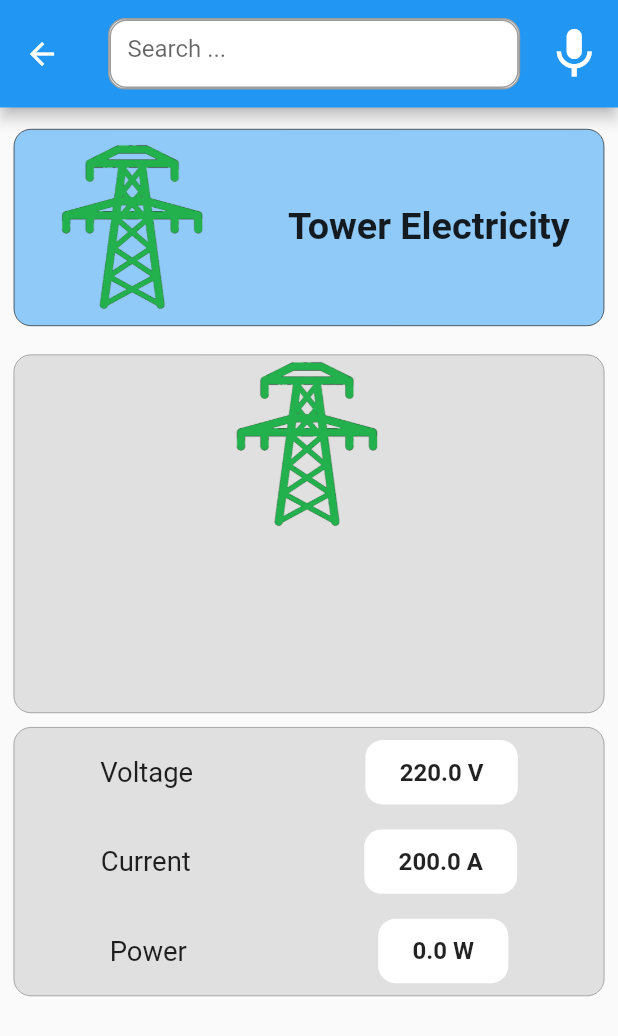
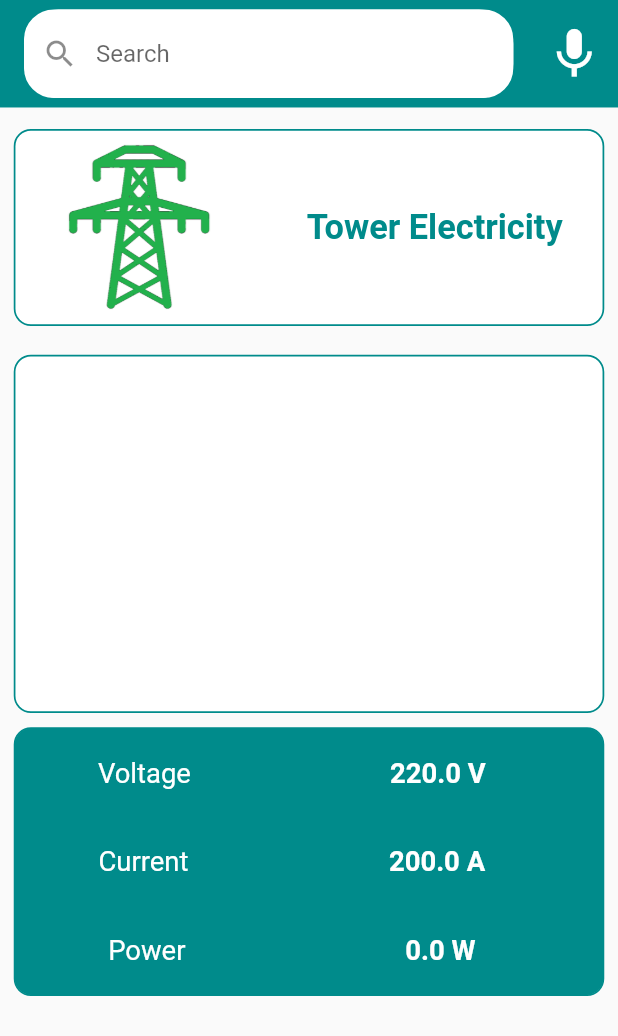
Before and after one commit to Ahmedkhalil98/home_service, a Flutter app: the TowerElectricityPage screen opened directly, on a phone screen of 412 x 824 dp. Shown: the top 1036 px of the screen. Run offline on Flutter 3.47's test engine with Material 2 defaults, Android fonts, the phone set to English and light mode, and no system bars; our stand-ins replace flutter_screenutil, flutter_switch, get, google_fonts, shared_preferences; accounts and stored records are empty.

Commit message:
by Ahmed

```diff
--- a/lib/General_Widgets/App_Bar_widget.dart
+++ b/lib/General_Widgets/App_Bar_widget.dart
@@ -1,5 +1,6 @@
 import 'package:flutter/material.dart';
 import 'package:flutter_screenutil/flutter_screenutil.dart';
+import 'package:home_service/Core/Constants/app_themes.dart';
 
 class AppBarWidget extends StatelessWidget implements PreferredSizeWidget {
   @override
@@ -10,32 +11,33 @@ class AppBarWidget extends StatelessWidget implements PreferredSizeWidget {
   Widget build(BuildContext context) {
     return AppBar(
       centerTitle: true,
+      backgroundColor: primaryColor,
       toolbarHeight: 60.h,
+      elevation: 0,
       title: Container(
-        height: 40.h,
-        width: 260.w,
+        margin: EdgeInsets.symmetric(vertical: 50.h),
         decoration: BoxDecoration(
-          color: Colors.white,
-          border: Border.all(
-            color: Colors.grey,
-          ),
-          borderRadius: BorderRadius.circular(10.r),
+          color: white,
+          borderRadius: BorderRadius.circular(20.r),
         ),
         child: TextFormField(
           decoration: InputDecoration(
-            hintText: "Search ...",
-            border: OutlineInputBorder(
-              borderRadius: BorderRadius.circular(10.r),
-            ),
-            focusedBorder: OutlineInputBorder(
-                borderRadius: BorderRadius.circular(10.r),
-                borderSide: const BorderSide(color: Colors.grey)),
-          ),
+              hintText: "Search",
+              prefixIcon: const Icon(Icons.search),
+              border: OutlineInputBorder(
+                  borderSide: BorderSide(color: white, width: 2),
+                  borderRadius: const BorderRadius.all(Radius.circular(20))),
+              focusedBorder: const OutlineInputBorder(
+                  borderSide: BorderSide(color: Colors.orange, width: 2),
+                  borderRadius: BorderRadius.all(Radius.circular(20))),
+              enabledBorder: OutlineInputBorder(
+                  borderSide: BorderSide(color: white, width: 2),
+                  borderRadius: const BorderRadius.all(Radius.circular(20)))),
         ),
       ),
       actions: [
         Padding(
-          padding: EdgeInsets.only(right: 8.w),
+          padding: EdgeInsets.only(right: 8.w, left: 4.w),
           child: Icon(
             Icons.mic,
             size: 35.w,
--- a/lib/General_Widgets/Title_of_Page.dart
+++ b/lib/General_Widgets/Title_of_Page.dart
@@ -1,6 +1,7 @@
 import 'package:flutter/material.dart';
 
 import 'package:flutter_screenutil/flutter_screenutil.dart';
+import 'package:home_service/Core/Constants/app_themes.dart';
 
 class TitleOfPage extends StatelessWidget {
   final String title;
@@ -18,9 +19,10 @@ class TitleOfPage extends StatelessWidget {
       margin: EdgeInsets.symmetric(horizontal: 8.w, vertical: 12.h),
       height: 110.h,
       decoration: BoxDecoration(
-        color: Colors.blue[200],
+        color: white,
         border: Border.all(
-          width: 0.4,
+          width: 1.w,
+          color: primaryColor,
         ),
         borderRadius: BorderRadius.circular(10.r),
       ),
@@ -35,10 +37,10 @@ class TitleOfPage extends StatelessWidget {
               )),
           Text(
             title,
-            style: TextStyle(
-              fontSize: 22.sp,
-              fontWeight: FontWeight.bold,
-            ),
+            style: titleStyle.copyWith(
+                color: primaryColor,
+                fontWeight: FontWeight.bold,
+                fontSize: 20.sp),
           ),
         ],
       ),
--- a/lib/Screens/conditioner_Screens/single_room.dart
+++ b/lib/Screens/conditioner_Screens/single_room.dart
@@ -13,10 +13,10 @@ class SingleRoom extends StatelessWidget {
 
   @override
   Widget build(BuildContext context) {
-    return Scaffold(
-      appBar: const AppBarWidget(),
+    return const Scaffold(
+      appBar: AppBarWidget(),
       body: Column(
-        children: const [
+        children: [
           TitleOfPage(
               title: "Room 1", imageUrl: "assets/conditioner_green.png"),
           PowerWidget(),
--- a/lib/Screens/electricity_screens/tower_electricity_page.dart
+++ b/lib/Screens/electricity_screens/tower_electricity_page.dart
@@ -1,5 +1,6 @@
 import 'package:flutter/material.dart';
 import 'package:flutter_screenutil/flutter_screenutil.dart';
+import 'package:home_service/Core/Constants/app_themes.dart';
 import 'package:home_service/General_Widgets/App_Bar_widget.dart';
 import 'package:home_service/General_Widgets/Title_of_Page.dart';
 import 'package:home_service/Screens/electricity_screens/widgets/DataSection_widget.dart';
@@ -22,21 +23,12 @@ class TowerElectricityPage extends StatelessWidget {
             height: 200.h,
             width: double.infinity,
             decoration: BoxDecoration(
-              color: Colors.grey[300],
-              border: Border.all(
-                width: 0.2,
-              ),
+              color: white,
+              border: Border.all(width: 1.w, color: primaryColor),
               borderRadius: BorderRadius.circular(10.r),
             ),
-            child: Column(
-              children: [
-                SizedBox(
-                    height: 100.h,
-                    width: 100.w,
-                    child: Image.asset(
-                      "assets/tower.png",
-                    )),
-              ],
+            child: const Column(
+              children: [],
             ),
           ),
           //! ----
@@ -45,10 +37,8 @@ class TowerElectricityPage extends StatelessWidget {
             height: 150.h,
             width: double.infinity,
             decoration: BoxDecoration(
-              color: Colors.grey[300],
-              border: Border.all(
-                width: 0.2,
-              ),
+              color: primaryColor,
+              border: Border.all(width: 1.w, color: primaryColor),
               borderRadius: BorderRadius.circular(10.r),
             ),
             child: Column(
--- a/lib/Screens/electricity_screens/widgets/DataSection_widget.dart
+++ b/lib/Screens/electricity_screens/widgets/DataSection_widget.dart
@@ -2,6 +2,7 @@
 
 import 'package:flutter/material.dart';
 import 'package:flutter_screenutil/flutter_screenutil.dart';
+import 'package:home_service/Core/Constants/app_themes.dart';
 
 class DataSectionwidget extends StatelessWidget {
   String title;
@@ -21,20 +22,15 @@ class DataSectionwidget extends StatelessWidget {
           title,
           style: TextStyle(
             fontSize: 16.sp,
+            color: white,
           ),
         ),
         Container(
             padding: EdgeInsets.symmetric(horizontal: 20.w, vertical: 10.h),
-            decoration: BoxDecoration(
-              color: Colors.white,
-              borderRadius: BorderRadius.circular(10.r),
-            ),
             child: Text(
               value,
               style: TextStyle(
-                fontSize: 14.sp,
-                fontWeight: FontWeight.bold,
-              ),
+                  fontSize: 16.sp, fontWeight: FontWeight.bold, color: white),
             )),
       ],
     );
```
Also changed, not shown: lib/Screens/conditioner_Screens/conditioner_page.dart (+11 -9 lines), lib/Screens/conditioner_Screens/widgets/Mood_widget.dart (+12 -8 lines), lib/Screens/conditioner_Screens/widgets/Sleep_mode_widget.dart (+11 -7 lines), lib/Screens/conditioner_Screens/widgets/Swing_widget.dart (+14 -8 lines), lib/Screens/conditioner_Screens/widgets/Temperature_widget.dart (+10 -2 lines), lib/Screens/conditioner_Screens/widgets/Timer_widget.dart (+14 -7 lines), lib/Screens/conditioner_Screens/widgets/power_widgets.dart (+11 -4 lines), lib/Screens/electricity_screens/electricity_page.dart (+8 -8 lines), lib/main.dart (+5 -2 lines), lib/Screens/Login_Screens/login_page.dart (deleted), pubspec.lock, 2 other files.
